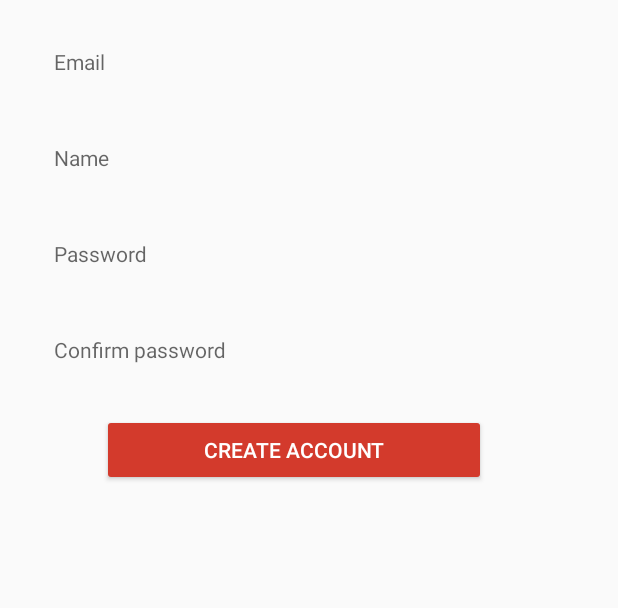
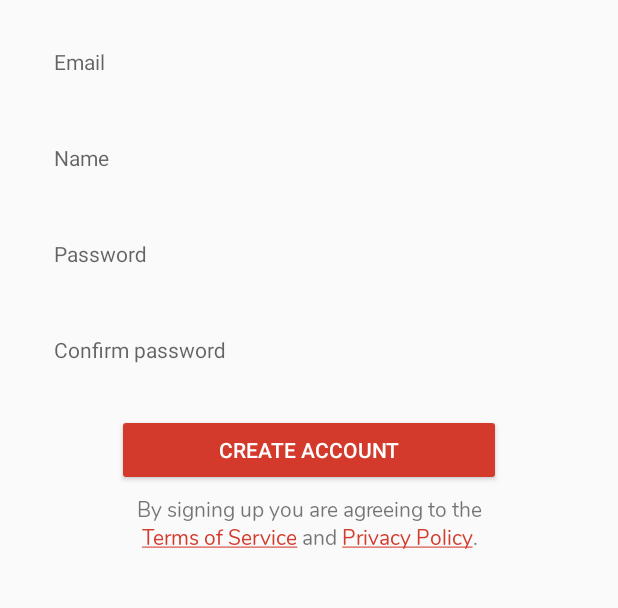
Before and after one commit to lazyvar/gym-rats-android, an Android app: the SignUpFragment screen opened through its navigation route, on a phone screen of 412 x 824 dp, the part 201-809 px from its top. Run offline under Robolectric (Android 15) with nearby library versions, the light colour scheme and no system bars; our stand-ins replace data binding.

Commit message:
terms and privacy

```diff
--- a/app/src/main/java/com/hasz/gymrats/app/fragment/SignUpFragment.kt
+++ b/app/src/main/java/com/hasz/gymrats/app/fragment/SignUpFragment.kt
@@ -1,6 +1,7 @@
 package com.hasz.gymrats.app.fragment
 
 import android.os.Bundle
+import android.text.method.LinkMovementMethod
 import android.view.LayoutInflater
 import android.view.View
 import android.view.ViewGroup
@@ -24,6 +25,8 @@ class SignUpFragment: Fragment() {
       toolbar.setNavigationOnClickListener {
         findNavController().popBackStack()
       }
+
+      footerText.movementMethod = LinkMovementMethod.getInstance()
 
       createAccountButton.setOnClickListener {
         val email = email.editText?.text?.toString() ?: ""
--- a/app/src/main/res/layout/fragment_sign_up.xml
+++ b/app/src/main/res/layout/fragment_sign_up.xml
@@ -145,7 +145,6 @@
                     android:text="@string/create_account_button_title"
                     android:textColor="@color/colorWhite"
                     app:layout_constraintEnd_toEndOf="parent"
-                    app:layout_constraintHorizontal_bias="0.438"
                     app:layout_constraintStart_toStartOf="parent"
                     app:layout_constraintTop_toBottomOf="@+id/confirm_password" />
 
@@ -160,6 +159,18 @@
                     app:layout_constraintStart_toStartOf="parent"
                     app:layout_constraintTop_toBottomOf="@+id/toolbar" />
 
+                <TextView
+                    android:id="@+id/footerText"
+                    android:layout_width="256dp"
+                    android:layout_height="wrap_content"
+                    android:layout_marginTop="5dp"
+                    android:fontFamily="@font/nunito"
+                    android:text="@string/create_account_footer_text"
+                    android:textAlignment="center"
+                    app:layout_constraintEnd_toEndOf="parent"
+                    app:layout_constraintHorizontal_bias="0.5"
+                    app:layout_constraintStart_toStartOf="parent"
+                    app:layout_constraintTop_toBottomOf="@+id/createAccountButton" />
             </androidx.constraintlayout.widget.ConstraintLayout>
         </ScrollView>
     </androidx.constraintlayout.widget.ConstraintLayout>
--- a/app/src/main/res/values/strings.xml
+++ b/app/src/main/res/values/strings.xml
@@ -14,5 +14,5 @@
     <string name="name_hint">Name</string>
     <string name="confirm_password_hint">Confirm password</string>
     <string name="create_account_button_title">Create account</string>
-    <string name="create_account_footer_text">By signing up you are agreeing to the Terms of Service and Privacy Policy.</string>
+    <string name="create_account_footer_text">By signing up you are agreeing to the <a href="https://www.gymrats.app/terms/">Terms of Service</a> and <a href="https://www.gymrats.app/privacy/">Privacy Policy</a>.</string>
 </resources>
```
